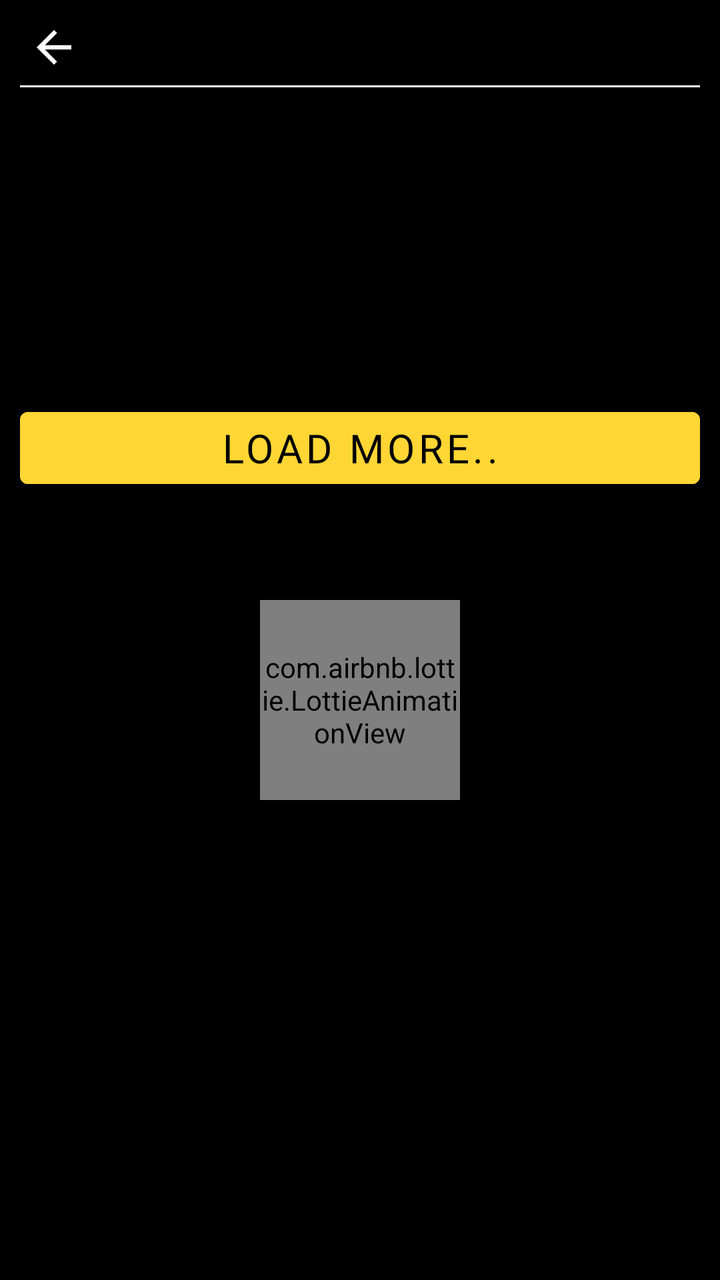
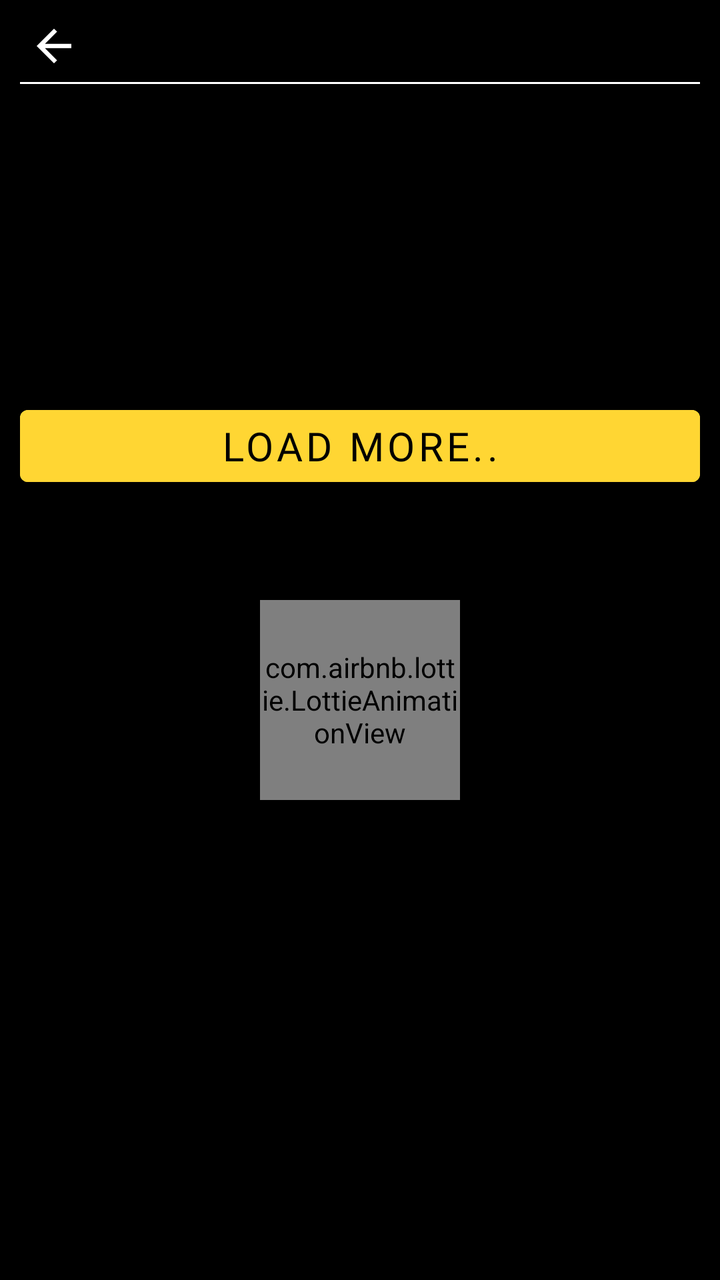

Two renders of the same Android screen: before a commit and after it. Below are the layout's source before the change and the commit's diff.
<!-- AndroidManifest.xml: application theme Theme.NavigationDrawer -->
<!-- res/layout/fragment_gallery.xml -->
<?xml version="1.0" encoding="utf-8"?>
<androidx.core.widget.NestedScrollView xmlns:android="http://schemas.android.com/apk/res/android"
    xmlns:app="http://schemas.android.com/apk/res-auto"
    xmlns:tools="http://schemas.android.com/tools"
    android:layout_width="match_parent"
    android:layout_height="match_parent"
    android:background="@color/black"
    tools:context=".Fragment.Gallery">

    <androidx.constraintlayout.widget.ConstraintLayout
        android:layout_width="match_parent"
        android:layout_height="match_parent">

        <LinearLayout
            android:id="@+id/lay2"
            android:layout_width="match_parent"
            android:layout_height="wrap_content"
            android:layout_marginTop="10dp"
            android:orientation="horizontal"
            android:paddingHorizontal="10dp"
            android:weightSum="1"
            app:layout_constraintEnd_toEndOf="parent"
            app:layout_constraintStart_toStartOf="parent"
            app:layout_constraintTop_toTopOf="parent">

            <ImageView
                android:id="@+id/back"
                android:layout_width="0dp"
                android:layout_height="wrap_content"
                android:layout_gravity="center_vertical"
                android:layout_weight="0.1"
                android:src="@drawable/arrow_back" />

            <TextView
                android:id="@+id/text1"
                android:layout_width="0dp"
                android:layout_height="wrap_content"
                android:layout_gravity="center_vertical"
                android:layout_marginBottom="-2dp"
                android:layout_weight="0.9"
                android:fontFamily="@font/poppins_semibold"
                android:gravity="center_vertical"
                android:paddingHorizontal="5dp"
                android:textAllCaps="true"
                android:textColor="@color/white"
                android:textSize="22dp" />
        </LinearLayout>

        <View
            android:id="@+id/view1"
            android:layout_width="0dp"
            android:layout_height="1dp"
            android:layout_marginHorizontal="10dp"
            android:layout_marginTop="5dp"
            android:background="@color/white"
            app:layout_constraintEnd_toEndOf="parent"
            app:layout_constraintStart_toStartOf="parent"
            app:layout_constraintTop_toBottomOf="@id/lay2" />

        <androidx.recyclerview.widget.RecyclerView
            android:id="@+id/gallRV"
            android:layout_width="0dp"
            android:layout_height="match_parent"
            android:layout_marginTop="10dp"
            app:layout_constraintEnd_toEndOf="parent"
            app:layout_constraintStart_toStartOf="parent"
            app:layout_constraintTop_toBottomOf="@id/lay2" />

        <com.airbnb.lottie.LottieAnimationView
            android:id="@+id/resLot"
            android:layout_width="100dp"
            android:layout_height="100dp"
            android:layout_marginTop="300dp"
            android:elevation="5dp"
            app:layout_constraintEnd_toEndOf="parent"
            app:layout_constraintStart_toStartOf="parent"
            app:layout_constraintTop_toTopOf="parent"
            app:lottie_autoPlay="true"
            app:lottie_loop="true"
            app:lottie_rawRes="@raw/asmita" />

        <Button
            android:id="@+id/loadBtn"
            android:layout_width="0dp"
            android:layout_height="wrap_content"
            android:layout_margin="10dp"
            android:backgroundTint="#FFD633"
            android:fontFamily="@font/poppins_medium"
            android:text="Load More.."
            android:textColor="@color/black"
            android:textSize="20dp"
            app:layout_constraintTop_toBottomOf="@id/gallRV"
            app:layout_constraintBottom_toBottomOf="parent"
            app:layout_constraintEnd_toEndOf="parent"
            app:layout_constraintStart_toStartOf="parent" />

    </androidx.constraintlayout.widget.ConstraintLayout>

</androidx.core.widget.NestedScrollView>
<!-- resources referenced by this layout -->
<resources>
  <color name="black">#FF000000</color>
  <color name="white">#FFFFFFFF</color>
  <!-- drawable arrow_back (drawable) -->
  <vector android:autoMirrored="true" android:height="26dp"
      android:tint="#FFFFFF" android:viewportHeight="24"
      android:viewportWidth="24" android:width="26dp" xmlns:android="http://schemas.android.com/apk/res/android">
      <path android:fillColor="@android:color/black" android:pathData="M20,11H7.83l5.59,-5.59L12,4l-8,8 8,8 1.41,-1.41L7.83,13H20v-2z"/>
  </vector>
  <style name="Theme.NavigationDrawer" parent="Theme.MaterialComponents.DayNight.NoActionBar">
          
          <item name="colorPrimary">#FFECA1</item>
          
      </style>
</resources>

<!-- the commit's change to res/layout/fragment_gallery.xml (unified diff, before → after) -->
@@ -41,9 +41,8 @@
                 android:fontFamily="@font/poppins_semibold"
                 android:gravity="center_vertical"
                 android:paddingHorizontal="5dp"
-                android:textAllCaps="true"
                 android:textColor="@color/white"
-                android:textSize="22dp" />
+                android:textSize="20dp" />
         </LinearLayout>
 
         <View
@@ -89,10 +88,10 @@
             android:text="Load More.."
             android:textColor="@color/black"
             android:textSize="20dp"
-            app:layout_constraintTop_toBottomOf="@id/gallRV"
             app:layout_constraintBottom_toBottomOf="parent"
             app:layout_constraintEnd_toEndOf="parent"
-            app:layout_constraintStart_toStartOf="parent" />
+            app:layout_constraintStart_toStartOf="parent"
+            app:layout_constraintTop_toBottomOf="@id/gallRV" />
 
     </androidx.constraintlayout.widget.ConstraintLayout>
 
